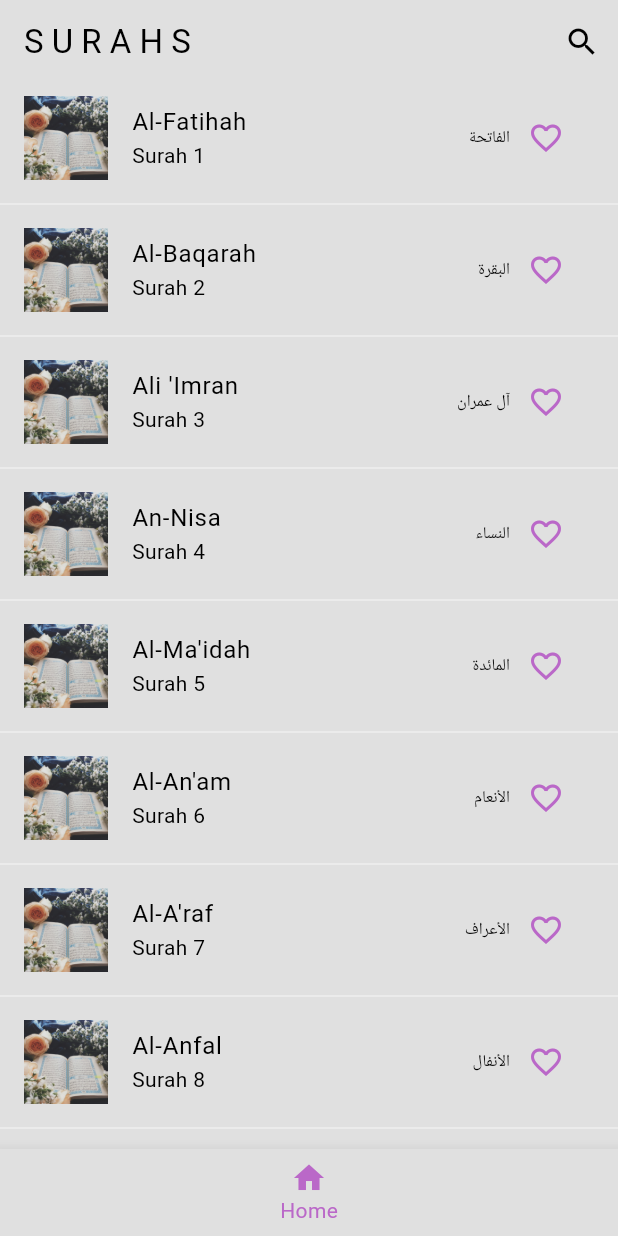
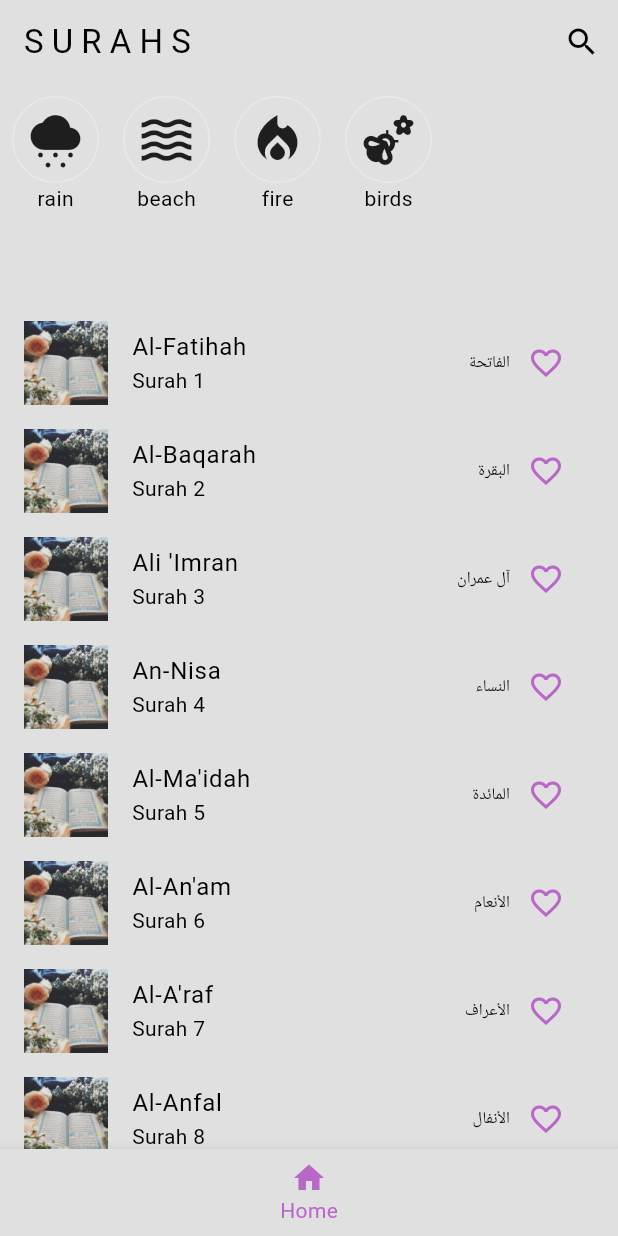
Before and after one commit to aksoyalpi/Quranify-App, a Flutter app: the screen it shows after launch, on a phone screen of 412 x 824 dp. Run offline on Flutter 3.47's test engine with Material 3 defaults, Android fonts, the phone set to English and light mode, and no system bars; drawn by our look-alikes of flutter_slidable; our stand-ins replace audio_service, audio_video_progress_bar, get_it, just_audio, shared_preferences.

Commit message:
changed UI in Homepage: nature sound icons as horizontal list and list of surahs has no dividers

```diff
--- a/lib/main.dart
+++ b/lib/main.dart
@@ -3,6 +3,7 @@ import 'package:flutter/services.dart';
 import 'package:flutter_slidable/flutter_slidable.dart';
 import 'package:provider/provider.dart';
 import 'package:quran_fi/components/modal_sheet_player.dart';
+import 'package:quran_fi/consts/sounds.dart';
 import 'package:quran_fi/models/surah.dart';
 import 'package:quran_fi/page_manager.dart';
 import 'package:quran_fi/pages/settings_page.dart';
@@ -192,10 +193,53 @@ class _MyHomePageState extends State<MyHomePage> {
 
   Widget surahsPage() => Stack(
         children: [
-          ListView.separated(
-            separatorBuilder: (context, index) => Divider(
-              color: Theme.of(context).colorScheme.secondary,
-            ),
+          ListView(
+            scrollDirection: Axis.vertical,
+            children: [
+              SizedBox(
+                height: 150,
+                child: ListView.builder(
+                  shrinkWrap: true,
+
+                  scrollDirection: Axis.horizontal,
+                  itemCount: sounds.keys.length,
+                  itemBuilder: (context, index) {
+                    if(index == 0) return SizedBox(height: 0);
+                    final soundData = sounds.entries.elementAt(index);
+                  return Padding(
+                    padding: const EdgeInsets.all(8.0),
+                    child: Column(
+                      children: [
+                        Container(
+                          decoration: BoxDecoration(
+                            shape: BoxShape.circle,
+                            border: Border.all(color: Colors.white30)
+                            ),
+                          child: Padding(
+                          padding: const EdgeInsets.all(8.0),
+                          child: Icon(soundData.value , size: 40,),
+                        ),),
+
+                        Text(soundData.key)
+                      ],
+                    ),
+                  );
+                },),
+              ),
+
+              ...List.generate(filteredSurahs.length, (index) {
+                // get individual surah
+                final Surah surah = filteredSurahs[index];
+                // return list tile UI
+                return surahTile(context, surah, index);
+              },),
+
+              const SizedBox(
+                  height: 100,
+                )
+              /*ListView.builder(
+                scrollDirection: Axis.vertical,
+                shrinkWrap: true,
             itemCount: filteredSurahs.length + 1,
             itemBuilder: (context, index) {
               if (index == filteredSurahs.length) {
@@ -209,7 +253,24 @@ class _MyHomePageState extends State<MyHomePage> {
                 return surahTile(context, surah, index);
               }
             },
+          ),*/
+            ],
           ),
+          /*ListView.builder(
+            itemCount: filteredSurahs.length + 1,
+            itemBuilder: (context, index) {
+              if (index == filteredSurahs.length) {
+                return const SizedBox(
+                  height: 100,
+                );
+              } else {
+                // get individual surah
+                final Surah surah = filteredSurahs[index];
+                // return list tile UI
+                return surahTile(context, surah, index);
+              }
+            },
+          ),*/
 
           // little AudioPlayer
           ValueListenableBuilder(
```
